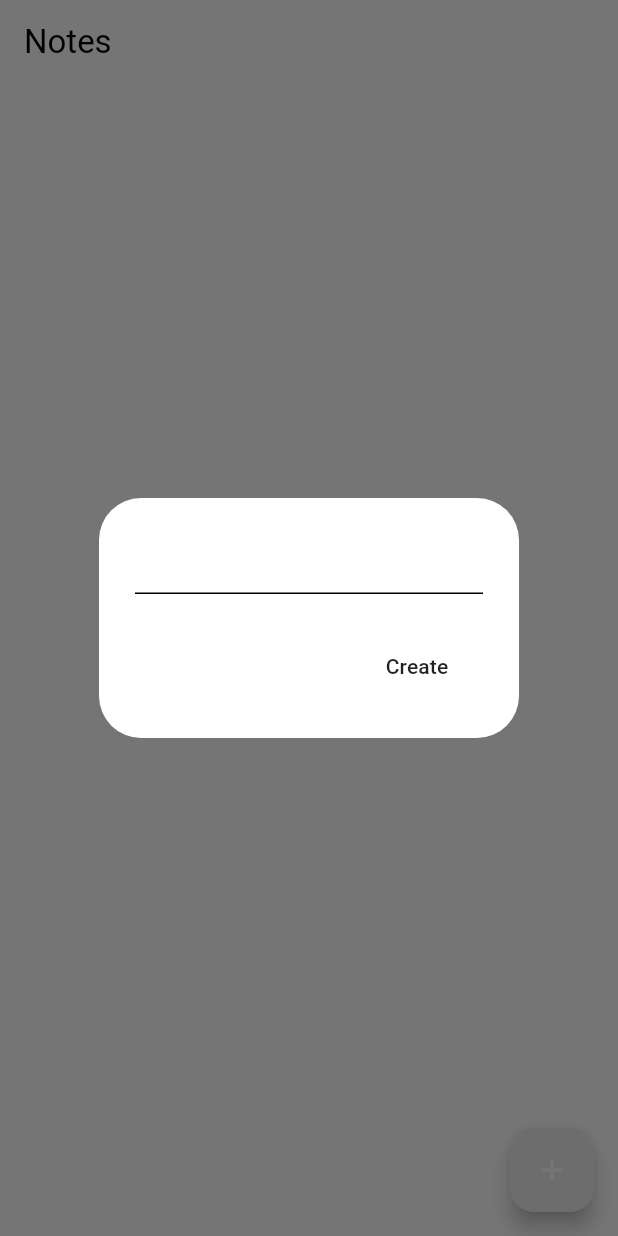
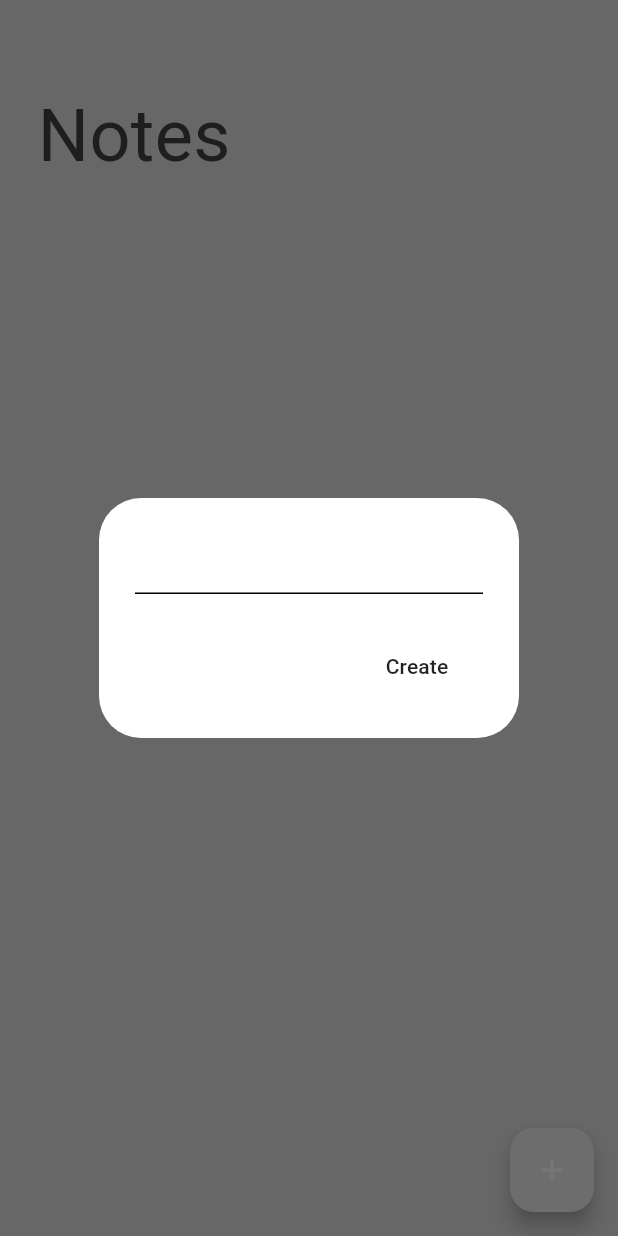
Before and after one commit to mbelk059/Notes-App, a Flutter app: the screen it shows after launch, after a tap on the "add" icon, on a phone screen of 412 x 824 dp. Run offline on Flutter 3.47's test engine with Material 3 defaults, Android fonts, the phone set to English and light mode, and no system bars; our stand-ins replace google_fonts, isar; accounts and stored records are empty; generated files the repository leaves out were written again.

Commit message:
apply light/dark mode to ui

```diff
--- a/notes_app/lib/pages/notes_page.dart
+++ b/notes_app/lib/pages/notes_page.dart
@@ -1,4 +1,6 @@
 import 'package:flutter/material.dart';
+import 'package:flutter/widgets.dart';
+import 'package:google_fonts/google_fonts.dart';
 import 'package:notes_app/models/note.dart';
 import 'package:notes_app/models/note_database.dart';
 import 'package:provider/provider.dart';
@@ -102,12 +104,33 @@ class _NotesPageState extends State<NotesPage> {
     List<Note> currentNotes = noteDatabase.currentNotes;
 
     return Scaffold(
-      appBar: AppBar(title: const Text('Notes')),
+      appBar: AppBar(
+        elevation: 0,
+        backgroundColor: Colors.transparent,
+      ),
+      backgroundColor: Theme.of(context).colorScheme.background,
       floatingActionButton: FloatingActionButton(
         onPressed: createNote,
         child: const Icon(Icons.add),
       ),
-      body: ListView.builder(
+      body: Column(
+        crossAxisAlignment: CrossAxisAlignment.start,
+        children: [
+          // HEADING
+          Padding(
+            padding: const EdgeInsets.only(left: 25.0),
+            child: Text(
+              'Notes',
+              style: GoogleFonts.dmSerifText(
+                fontSize: 48,
+                color: Theme.of(context).colorScheme.inversePrimary,
+              ),
+            ),
+          ),
+
+          // LIST OF NOTES
+          Expanded(
+            child: ListView.builder(
               itemCount: currentNotes.length,
               itemBuilder: (context, index) {
                 // Get individual note
@@ -135,6 +158,9 @@ class _NotesPageState extends State<NotesPage> {
                 );
               },
             ),
+          ),
+        ],
+      ),
     );
   }
 }
--- a/notes_app/pubspec.yaml
+++ b/notes_app/pubspec.yaml
@@ -39,6 +39,7 @@ dependencies:
   isar_flutter_libs: ^3.1.0+1
   path_provider: ^2.1.4
   provider: ^6.1.2
+  google_fonts: ^6.2.1
 
 dev_dependencies:
   flutter_test:
```
Also changed, not shown: notes_app/pubspec.lock. Lines whose indentation alone changed are shown as unchanged.
